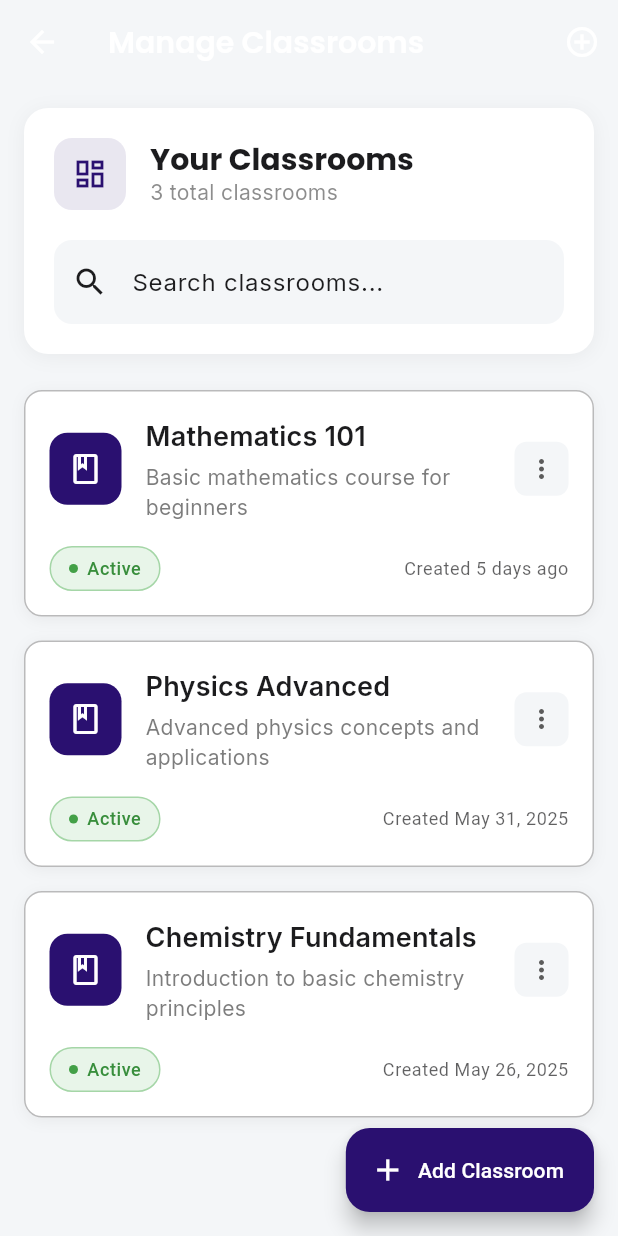
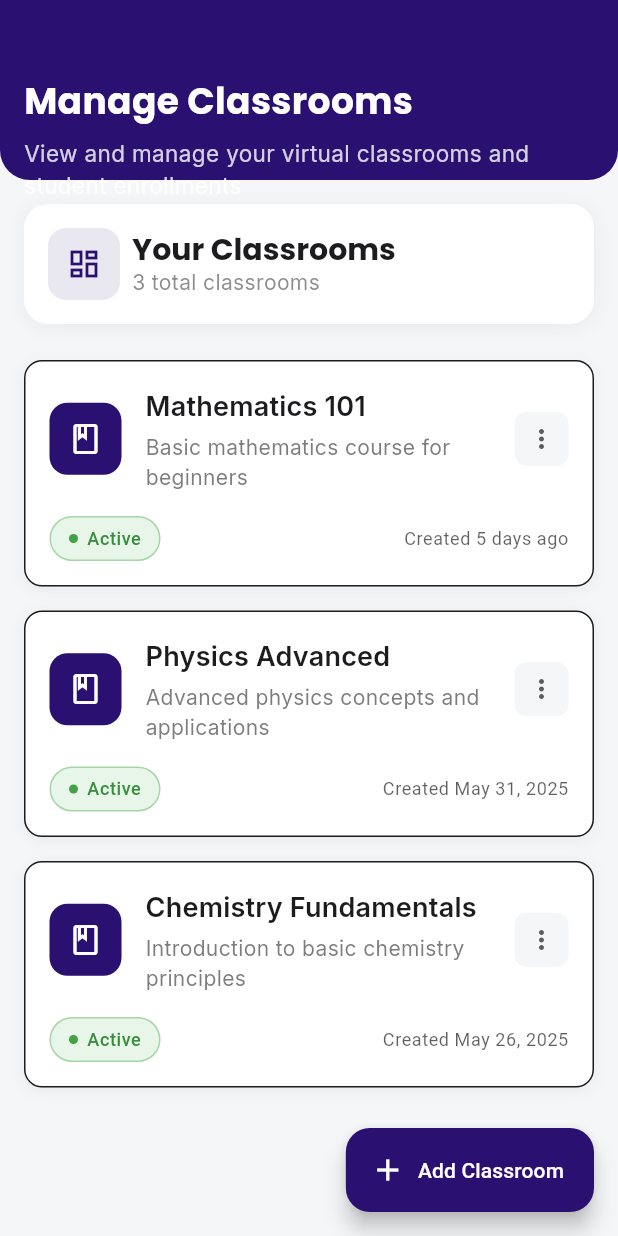
Before and after one commit to Aagnya-Mistry/academate_faculty_getfly, a Flutter app: the ManageClassroomScreen screen opened by its route, on a phone screen of 412 x 824 dp. Run offline on Flutter 3.47's test engine with Material 3 defaults, Android fonts, the phone set to English and light mode, and no system bars; our stand-ins replace file_picker, flutter_riverpod, font_awesome_flutter, go_router, google_fonts.

```diff
--- a/lib/main.dart
+++ b/lib/main.dart
@@ -1,3 +1,4 @@
+import 'package:academate_faculty/screens/payslip_screen.dart';
 import 'package:academate_faculty/screens/your_courses.dart';
 import 'package:academate_faculty/widgets/course_card.dart';
 import 'package:flutter/material.dart';
@@ -35,6 +36,7 @@ class MyApp extends StatelessWidget {
         '/your_courses': (context) => YourCourses(),
         '/your_classrooms': (context) => const ClassroomScreen(),
         '/manage_classrooms': (context) => const ManageClassroomScreen(),
+        '/payslip': (context) => SalarySlipScreen(),
       },
     );
   }
--- a/lib/screens/manage_classroom_screen.dart
+++ b/lib/screens/manage_classroom_screen.dart
@@ -1,3 +1,4 @@
+import 'package:academate_faculty/widgets/custom_appBar.dart';
 import 'package:flutter/material.dart';
 import 'package:intl/intl.dart';
 
@@ -61,7 +62,7 @@ class ManageClassroomCard extends StatelessWidget {
             decoration: BoxDecoration(
               color: theme.cardColor,
               borderRadius: BorderRadius.circular(12),
-              border: Border.all(color: theme.dividerColor.withOpacity(0.3)),
+              border: Border.all(color: theme.dividerColor),
               boxShadow: [
                 BoxShadow(
                   color: Colors.black.withOpacity(0.05),
@@ -206,17 +207,14 @@ class ManageClassroomScreen extends StatefulWidget {
 }
 
 class _ManageClassroomScreenState extends State<ManageClassroomScreen> {
-  final TextEditingController _searchController = TextEditingController();
   final TextEditingController _nameController = TextEditingController();
   final TextEditingController _descriptionController = TextEditingController();
 
   List<Classroom> _classrooms = [];
-  List<Classroom> _filteredClassrooms = [];
 
   @override
   void initState() {
     super.initState();
-    _searchController.addListener(_filterClassrooms);
 
     // Initialize with sample data
     _classrooms = [
@@ -239,31 +237,13 @@ class _ManageClassroomScreenState extends State<ManageClassroomScreen> {
         createdAt: DateTime.now().subtract(const Duration(days: 15)),
       ),
     ];
-
-    _filteredClassrooms = List.from(_classrooms);
   }
 
   @override
   void dispose() {
-    _searchController.dispose();
     _nameController.dispose();
     _descriptionController.dispose();
     super.dispose();
-  }
-
-  void _filterClassrooms() {
-    setState(() {
-      if (_searchController.text.isEmpty) {
-        _filteredClassrooms = _classrooms;
-      } else {
-        String searchTerm = _searchController.text.toLowerCase();
-        _filteredClassrooms = _classrooms
-            .where((classroom) =>
-                classroom.name.toLowerCase().contains(searchTerm) ||
-                classroom.description.toLowerCase().contains(searchTerm))
-            .toList();
-      }
-    });
   }
 
   void _addClassroom() {
@@ -428,7 +408,6 @@ class _ManageClassroomScreenState extends State<ManageClassroomScreen> {
 
                               setState(() {
                                 _classrooms.add(newClassroom);
-                                _filterClassrooms();
                               });
 
                               _nameController.clear();
@@ -496,7 +475,6 @@ class _ManageClassroomScreenState extends State<ManageClassroomScreen> {
             onPressed: () {
               setState(() {
                 _classrooms.removeWhere((c) => c.id == classroom.id);
-                _filterClassrooms();
               });
               Navigator.pop(context);
               ScaffoldMessenger.of(context).showSnackBar(
@@ -556,22 +534,19 @@ class _ManageClassroomScreenState extends State<ManageClassroomScreen> {
           ),
           const SizedBox(height: 24),
           Text(
-            _searchController.text.isEmpty ? 'No Classrooms Yet' : 'No Results Found',
+            'No Classrooms Yet',
             style: theme.textTheme.titleLarge?.copyWith(
               fontWeight: FontWeight.bold,
             ),
           ),
           const SizedBox(height: 12),
           Text(
-            _searchController.text.isEmpty
-                ? 'Create your first classroom to get started'
-                : 'No classrooms match your search criteria',
+            'Create your first classroom to get started',
             style: theme.textTheme.bodyLarge?.copyWith(
               color: theme.textTheme.bodyLarge?.color?.withOpacity(0.7),
             ),
             textAlign: TextAlign.center,
           ),
-          if (_searchController.text.isEmpty) ...[
           const SizedBox(height: 24),
           ElevatedButton.icon(
             onPressed: _addClassroom,
@@ -587,7 +562,6 @@ class _ManageClassroomScreenState extends State<ManageClassroomScreen> {
             ),
           ),
         ],
-        ],
       ),
     );
   }
@@ -598,24 +572,13 @@ class _ManageClassroomScreenState extends State<ManageClassroomScreen> {
 
     return Scaffold(
       backgroundColor: theme.scaffoldBackgroundColor,
-      appBar: AppBar(
-        title: const Text('Manage Classrooms'),
-        backgroundColor: theme.scaffoldBackgroundColor,
-        elevation: 0,
-        actions: [
-          IconButton(
-            onPressed: _addClassroom,
-            icon: const Icon(Icons.add_circle_outline),
-            tooltip: 'Add Classroom',
-          ),
-        ],
-      ),
+      appBar: CustomAppBar(title: "Manage Classrooms", subtitle: "View and manage your virtual classrooms and student enrollments"),
       body: Column(
         children: [
-          // Header section with search
+          // Header section
           Container(
             margin: const EdgeInsets.all(16),
-            padding: const EdgeInsets.all(20),
+            padding: const EdgeInsets.all(16),
             decoration: BoxDecoration(
               color: theme.cardColor,
               borderRadius: BorderRadius.circular(16),
@@ -627,10 +590,7 @@ class _ManageClassroomScreenState extends State<ManageClassroomScreen> {
                 ),
               ],
             ),
-            child: Column(
-              crossAxisAlignment: CrossAxisAlignment.start,
-              children: [
-                Row(
+            child: Row(
               children: [
                 Container(
                   padding: const EdgeInsets.all(12),
@@ -644,7 +604,7 @@ class _ManageClassroomScreenState extends State<ManageClassroomScreen> {
                     color: theme.primaryColor,
                   ),
                 ),
-                    const SizedBox(width: 16),
+                const SizedBox(width: 8),
                 Column(
                   crossAxisAlignment: CrossAxisAlignment.start,
                   children: [
@@ -664,39 +624,23 @@ class _ManageClassroomScreenState extends State<ManageClassroomScreen> {
                 ),
               ],
             ),
-                const SizedBox(height: 20),
-                TextField(
-                  controller: _searchController,
-                  decoration: InputDecoration(
-                    hintText: 'Search classrooms...',
-                    prefixIcon: const Icon(Icons.search),
-                    border: OutlineInputBorder(
-                      borderRadius: BorderRadius.circular(12),
-                      borderSide: BorderSide.none,
-                    ),
-                    filled: true,
-                    fillColor: theme.scaffoldBackgroundColor,
-                  ),
-                ),
-              ],
-            ),
           ),
           // Classrooms list
           Expanded(
-            child: _filteredClassrooms.isEmpty
+            child: _classrooms.isEmpty
                 ? _buildEmptyState()
                 : ListView.builder(
                     padding: const EdgeInsets.only(bottom: 80),
-                    itemCount: _filteredClassrooms.length,
+                    itemCount: _classrooms.length,
                     itemBuilder: (context, index) {
                       return ManageClassroomCard(
-                        classroom: _filteredClassrooms[index],
-                        onDelete: () => _deleteClassroom(_filteredClassrooms[index]),
+                        classroom: _classrooms[index],
+                        onDelete: () => _deleteClassroom(_classrooms[index]),
                         onTap: () {
                           // Handle classroom tap - navigate to classroom details
                           ScaffoldMessenger.of(context).showSnackBar(
                             SnackBar(
-                              content: Text('Opening ${_filteredClassrooms[index].name}'),
+                              content: Text('Opening ${_classrooms[index].name}'),
                             ),
                           );
                         },
--- a/lib/widgets/classroom_card.dart
+++ b/lib/widgets/classroom_card.dart
@@ -71,8 +71,8 @@ class _ClassroomWidgetState extends State<ClassroomWidget> {
     final colorScheme = theme.colorScheme;
 
     return Container(
-      margin: const EdgeInsets.symmetric(horizontal: 16, vertical: 8),
-      padding: const EdgeInsets.fromLTRB(16, 16, 16, 16),
+      margin: const EdgeInsets.symmetric(horizontal: 8, vertical: 8),
+      padding: const EdgeInsets.fromLTRB(8, 16, 8, 16),
       decoration: BoxDecoration(
         color: theme.cardColor,
         borderRadius: BorderRadius.circular(8),
```
Also changed, not shown: lib/screens/dashboard_screen.dart (+14 -2 lines), lib/screens/payslip_screen.dart (added, +218 -0 lines), lib/screens/your_classrooms.dart (+12 -9 lines), pubspec.lock. Lines whose indentation alone changed are shown as unchanged.
